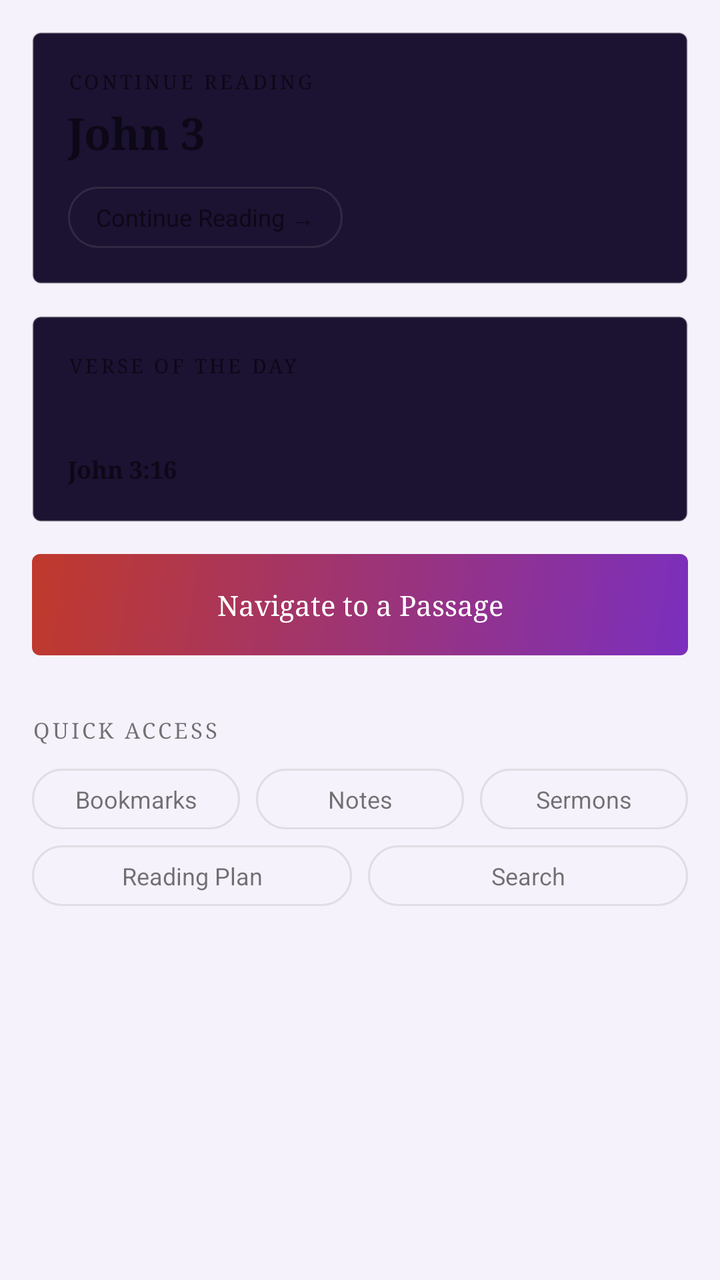
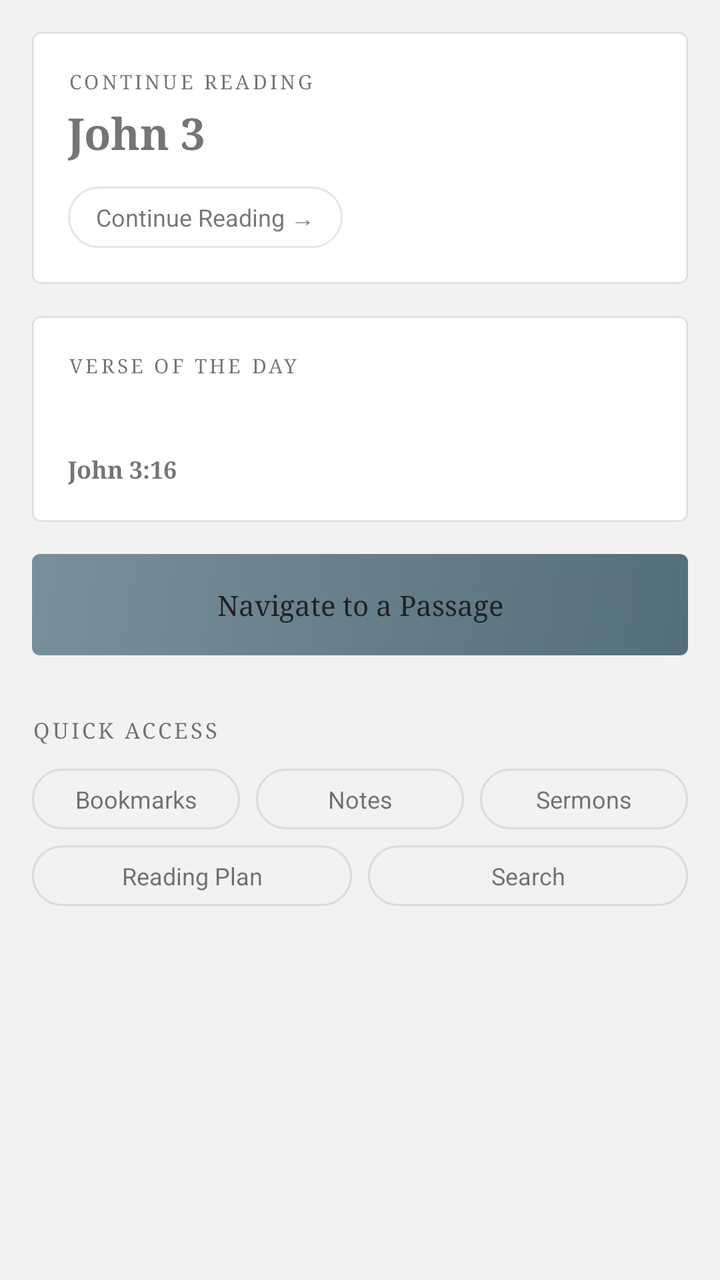

Screens rendered from an Android XML layout before and after an edit, with the pre-edit source and the edit as a unified diff.
<!-- AndroidManifest.xml: application theme AppTheme -->
<!-- res/layout/fragment_home.xml -->
<?xml version="1.0" encoding="utf-8"?>
<ScrollView xmlns:android="http://schemas.android.com/apk/res/android"
    android:id="@+id/homeScroll"
    android:layout_width="match_parent"
    android:layout_height="match_parent">

    <LinearLayout
        android:layout_width="match_parent"
        android:layout_height="wrap_content"
        android:orientation="vertical"
        android:padding="16dp">

        
        <LinearLayout
            android:id="@+id/continueCard"
            android:layout_width="match_parent"
            android:layout_height="wrap_content"
            android:orientation="vertical"
            android:background="@drawable/bg_card"
            android:padding="18dp"
            android:layout_marginBottom="16dp">

            <TextView
                android:layout_width="wrap_content"
                android:layout_height="wrap_content"
                android:id="@+id/continueLabel"
                android:text="CONTINUE READING"
                android:textSize="10sp"
                android:letterSpacing="0.14"
                android:fontFamily="serif"/>

            <TextView
                android:id="@+id/continuePosition"
                android:layout_width="wrap_content"
                android:layout_height="wrap_content"
                android:layout_marginTop="4dp"
                android:text="John 3"
                android:textSize="22sp"
                android:textStyle="bold"
                android:fontFamily="serif"/>

            <TextView
                android:id="@+id/continueBtn"
                style="@style/PillButton"
                android:layout_width="wrap_content"
                android:layout_height="wrap_content"
                android:layout_marginTop="12dp"
                android:text="Continue Reading →"/>
        </LinearLayout>

        
        <LinearLayout
            android:id="@+id/votdCard"
            android:layout_width="match_parent"
            android:layout_height="wrap_content"
            android:orientation="vertical"
            android:background="@drawable/bg_card"
            android:padding="18dp"
            android:layout_marginBottom="16dp">

            <TextView
                android:layout_width="wrap_content"
                android:layout_height="wrap_content"
                android:id="@+id/votdLabel"
                android:text="VERSE OF THE DAY"
                android:textSize="10sp"
                android:letterSpacing="0.14"
                android:fontFamily="serif"/>

            <TextView
                android:id="@+id/votdText"
                android:layout_width="match_parent"
                android:layout_height="wrap_content"
                android:layout_marginTop="8dp"
                android:text=""
                android:textSize="16sp"
                android:fontStyle="italic"
                android:fontFamily="serif"
                android:lineSpacingMultiplier="1.4"/>

            <TextView
                android:id="@+id/votdRef"
                android:layout_width="wrap_content"
                android:layout_height="wrap_content"
                android:layout_marginTop="8dp"
                android:text="John 3:16"
                android:textSize="12sp"
                android:textStyle="bold"
                android:fontFamily="serif"/>
        </LinearLayout>

        
        <TextView
            android:id="@+id/navigateBtn"
            android:layout_width="match_parent"
            android:layout_height="wrap_content"
            android:padding="16dp"
            android:background="@drawable/bg_button_gradient"
            android:text="Navigate to a Passage"
            android:textColor="#FFFFFF"
            android:textSize="14sp"
            android:gravity="center"
            android:fontFamily="serif"
            android:layout_marginBottom="16dp"/>

        
        <TextView
            android:id="@+id/quickLabel"
            style="@style/SectionLabel"
            android:layout_width="wrap_content"
            android:layout_height="wrap_content"
            android:text="QUICK ACCESS"/>

        <LinearLayout
            android:layout_width="match_parent"
            android:layout_height="wrap_content"
            android:orientation="horizontal"
            android:layout_marginTop="6dp">

            <TextView
                android:id="@+id/quickBookmarks"
                style="@style/PillButton"
                android:layout_width="0dp"
                android:layout_height="wrap_content"
                android:layout_weight="1"
                android:layout_marginEnd="4dp"
                android:gravity="center"
                android:text="Bookmarks"/>

            <TextView
                android:id="@+id/quickNotes"
                style="@style/PillButton"
                android:layout_width="0dp"
                android:layout_height="wrap_content"
                android:layout_weight="1"
                android:layout_marginStart="4dp"
                android:layout_marginEnd="4dp"
                android:gravity="center"
                android:text="Notes"/>

            <TextView
                android:id="@+id/quickSermons"
                style="@style/PillButton"
                android:layout_width="0dp"
                android:layout_height="wrap_content"
                android:layout_weight="1"
                android:layout_marginStart="4dp"
                android:gravity="center"
                android:text="Sermons"/>
        </LinearLayout>

        <LinearLayout
            android:layout_width="match_parent"
            android:layout_height="wrap_content"
            android:orientation="horizontal"
            android:layout_marginTop="8dp">

            <TextView
                android:id="@+id/quickMarathon"
                style="@style/PillButton"
                android:layout_width="0dp"
                android:layout_height="wrap_content"
                android:layout_weight="1"
                android:layout_marginEnd="4dp"
                android:gravity="center"
                android:text="Reading Plan"/>

            <TextView
                android:id="@+id/quickSearch"
                style="@style/PillButton"
                android:layout_width="0dp"
                android:layout_height="wrap_content"
                android:layout_weight="1"
                android:layout_marginStart="4dp"
                android:gravity="center"
                android:text="Search"/>
        </LinearLayout>

    </LinearLayout>
</ScrollView>
<!-- resources referenced by this layout -->
<resources>
  <!-- drawable bg_button_gradient (drawable) -->
  <?xml version="1.0" encoding="utf-8"?>
  <shape xmlns:android="http://schemas.android.com/apk/res/android">
      <gradient
          android:angle="135"
          android:startColor="#7B2FBE"
          android:endColor="#C0392B"
          android:type="linear"/>
      <corners android:radius="4dp"/>
  </shape>
  <!-- drawable bg_card (drawable) -->
  <?xml version="1.0" encoding="utf-8"?>
  <shape xmlns:android="http://schemas.android.com/apk/res/android">
      <solid android:color="#1C1232"/>
      <stroke android:width="1dp" android:color="#33888888"/>
      <corners android:radius="4dp"/>
  </shape>
  <style name="PillButton">
          <item name="android:paddingLeft">14dp</item>
          <item name="android:paddingRight">14dp</item>
          <item name="android:paddingTop">7dp</item>
          <item name="android:paddingBottom">7dp</item>
          <item name="android:textSize">12sp</item>
          <item name="android:background">@drawable/bg_pill_outline</item>
          <item name="android:minWidth">0dp</item>
          <item name="android:minHeight">0dp</item>
          <item name="android:textAllCaps">false</item>
      </style>
  <style name="SectionLabel">
          <item name="android:textSize">11sp</item>
          <item name="android:letterSpacing">0.12</item>
          <item name="android:textAllCaps">true</item>
          <item name="android:fontFamily">serif</item>
          <item name="android:paddingTop">14dp</item>
          <item name="android:paddingBottom">6dp</item>
      </style>
  <style name="AppTheme" parent="Theme.MaterialComponents.DayNight.NoActionBar">
          <item name="colorPrimary">@color/colorPrimary</item>
          <item name="colorPrimaryDark">@color/colorPrimaryDark</item>
          <item name="colorAccent">@color/colorAccent</item>
          <item name="android:windowBackground">@color/colorBackground</item>
          <item name="android:statusBarColor">@color/colorBackground</item>
          <item name="android:navigationBarColor">@color/colorBackground</item>
          <item name="android:windowLightStatusBar">@bool/lightSystemBars</item>
      </style>
  <!-- drawable bg_pill_outline (drawable) -->
  <?xml version="1.0" encoding="utf-8"?>
  <shape xmlns:android="http://schemas.android.com/apk/res/android">
      <solid android:color="@android:color/transparent"/>
      <stroke android:width="1dp" android:color="#33888888"/>
      <corners android:radius="20dp"/>
  </shape>
  <color name="colorPrimary">#7B2FBE</color>
  <color name="colorPrimaryDark">#5A1A9A</color>
  <color name="colorAccent">#C0392B</color>
  <color name="colorBackground">#F6F2FB</color>
</resources>

<!-- the commit's change to res/layout/fragment_home.xml (unified diff, before → after) -->
@@ -97,7 +97,7 @@
             android:padding="16dp"
             android:background="@drawable/bg_button_gradient"
             android:text="Navigate to a Passage"
-            android:textColor="#FFFFFF"
+            android:textColor="@color/neutral_text"
             android:textSize="14sp"
             android:gravity="center"
             android:fontFamily="serif"
<!-- resource entries referenced after the edit -->
@@ -1,20 +1,21 @@
 <!-- resources referenced by this layout -->
 <resources>
+  <color name="neutral_text">#212121</color>
   <!-- drawable bg_button_gradient (drawable) -->
   <?xml version="1.0" encoding="utf-8"?>
   <shape xmlns:android="http://schemas.android.com/apk/res/android">
       <gradient
           android:angle="135"
-          android:startColor="#7B2FBE"
-          android:endColor="#C0392B"
+          android:startColor="@color/colorPrimary"
+          android:endColor="@color/colorAccent"
           android:type="linear"/>
       <corners android:radius="4dp"/>
   </shape>
   <!-- drawable bg_card (drawable) -->
   <?xml version="1.0" encoding="utf-8"?>
   <shape xmlns:android="http://schemas.android.com/apk/res/android">
-      <solid android:color="#1C1232"/>
-      <stroke android:width="1dp" android:color="#33888888"/>
+      <solid android:color="@color/neutral_surface"/>
+      <stroke android:width="1dp" android:color="@color/neutral_border"/>
       <corners android:radius="4dp"/>
   </shape>
   <style name="PillButton">
@@ -49,12 +50,14 @@
   <?xml version="1.0" encoding="utf-8"?>
   <shape xmlns:android="http://schemas.android.com/apk/res/android">
       <solid android:color="@android:color/transparent"/>
-      <stroke android:width="1dp" android:color="#33888888"/>
+      <stroke android:width="1dp" android:color="@color/neutral_border"/>
       <corners android:radius="20dp"/>
   </shape>
-  <color name="colorPrimary">#7B2FBE</color>
-  <color name="colorPrimaryDark">#5A1A9A</color>
-  <color name="colorAccent">#C0392B</color>
-  <color name="colorBackground">#F6F2FB</color>
+  <color name="colorPrimary">#546E7A</color>
+  <color name="colorPrimaryDark">#37474F</color>
+  <color name="colorAccent">#78909C</color>
+  <color name="neutral_surface">#FFFFFF</color>
+  <color name="neutral_border">#33808080</color>
+  <color name="colorBackground">#F2F2F2</color>
 </resources>
 
